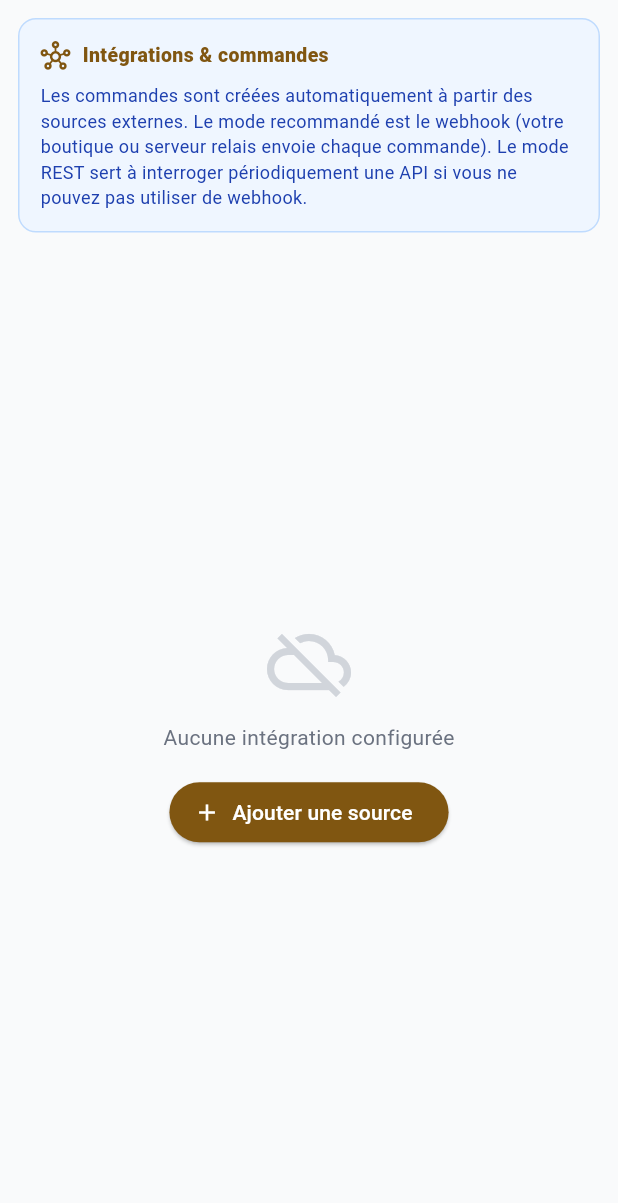
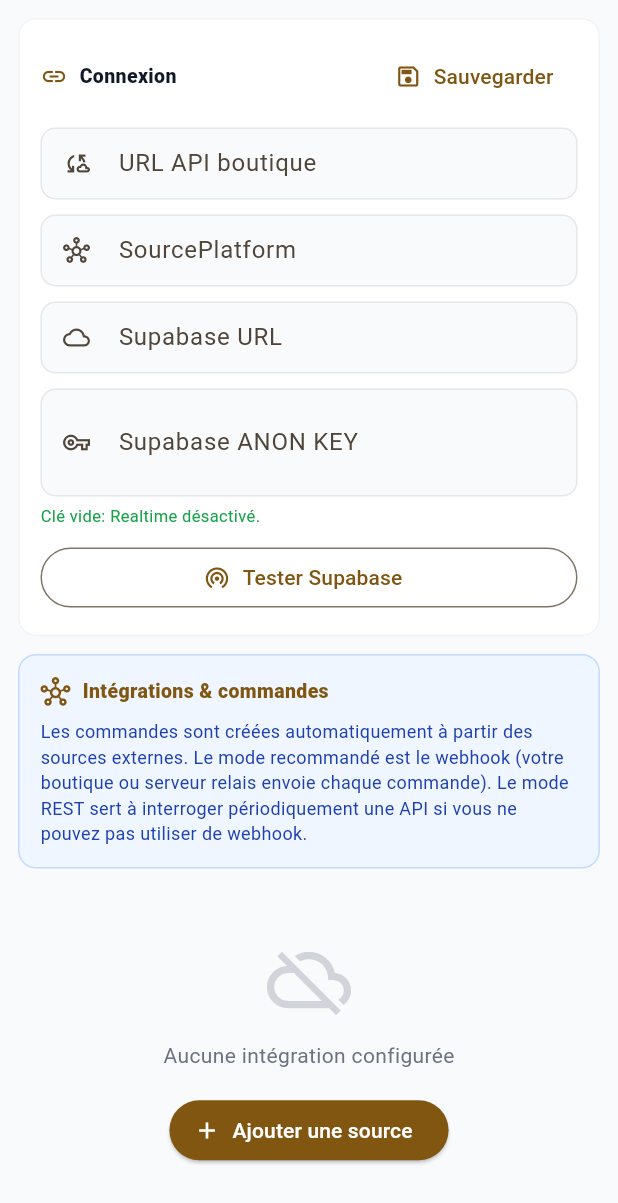
Before and after one commit to Kamal19612/SPIRIT-LIVRAISON, a Flutter app: the _IntegrationsTab screen opened directly, on a phone screen of 412 x 824 dp. Shown: the top 1203 px of the screen. Run offline on Flutter 3.47's test engine with Material 3 defaults, Android fonts, the phone set to English and light mode, and no system bars; our stand-ins replace cached_network_image, dio, flutter_local_notifications, flutter_secure_storage, geolocator, image_picker and 3 more; missing offline and left inert: google_mlkit_text_recognition; accounts and stored records are empty.

Commit message:
version1

```diff
--- a/lib/screens/admin/admin_settings_screen.dart
+++ b/lib/screens/admin/admin_settings_screen.dart
@@ -1,5 +1,4 @@
 import 'dart:convert';
-import 'package:cached_network_image/cached_network_image.dart';
 import 'package:flutter/material.dart';
 import 'package:provider/provider.dart';
 import '../../models/external_source_model.dart';
@@ -479,6 +478,7 @@
       body: sources.isEmpty
           ? Column(
               children: [
+                const _ConnectionCard(),
                 introCard(),
                 Expanded(
                   child: Center(
@@ -512,6 +512,7 @@
           : Column(
               crossAxisAlignment: CrossAxisAlignment.stretch,
               children: [
+                const _ConnectionCard(),
                 introCard(),
                 Expanded(
                   child: ListView.builder(
@@ -534,6 +535,202 @@
               backgroundColor: primary,
               foregroundColor: Colors.white,
             ),
+    );
+  }
+}
+
+class _ConnectionCard extends StatefulWidget {
+  const _ConnectionCard();
+
+  @override
+  State<_ConnectionCard> createState() => _ConnectionCardState();
+}
+
+class _ConnectionCardState extends State<_ConnectionCard> {
+  final _storeOriginCtrl = TextEditingController();
+  final _storePlatformCtrl = TextEditingController();
+  final _supabaseUrlCtrl = TextEditingController();
+  final _supabaseAnonCtrl = TextEditingController();
+
+  bool _loaded = false;
+  bool _isSaving = false;
+  bool _isTestingSupabase = false;
+
+  @override
+  void didChangeDependencies() {
+    super.didChangeDependencies();
+    if (_loaded) return;
+    _loaded = true;
+
+    AppConfigDao.instance.getValue('store_api_origin').then((v) {
+      if (mounted) setState(() => _storeOriginCtrl.text = v ?? '');
+    });
+    AppConfigDao.instance.getValue('store_source_platform').then((v) {
+      if (mounted) setState(() => _storePlatformCtrl.text = v ?? '');
+    });
+    AppConfigDao.instance.getValue('supabase_url').then((v) {
+      if (mounted) setState(() => _supabaseUrlCtrl.text = v ?? '');
+    });
+    AppConfigDao.instance.getValue('supabase_anon_key').then((v) {
+      if (mounted) setState(() => _supabaseAnonCtrl.text = v ?? '');
+    });
+  }
+
+  @override
+  void dispose() {
+    _storeOriginCtrl.dispose();
+    _storePlatformCtrl.dispose();
+    _supabaseUrlCtrl.dispose();
+    _supabaseAnonCtrl.dispose();
+    super.dispose();
+  }
+
+  Future<void> _save() async {
+    if (_isSaving) return;
+    setState(() => _isSaving = true);
+    try {
+      final storeOrigin = normalizeHttpOrigin(_storeOriginCtrl.text) ?? '';
+      final supabaseUrl = normalizeHttpOrigin(_supabaseUrlCtrl.text) ?? '';
+      await AppConfigService.instance.save({
+        'store_api_origin': storeOrigin,
+        'store_source_platform': _storePlatformCtrl.text.trim(),
+        'supabase_url': supabaseUrl,
+        'supabase_anon_key': _supabaseAnonCtrl.text.trim(),
+      });
+
+      await SupabaseRelayService.instance.stop();
+      await SupabaseRelayService.instance.startIfConfigured();
+
+      if (!mounted) return;
+      ScaffoldMessenger.of(context).showSnackBar(
+        const SnackBar(
+          content: Text('Configuration sauvegardée'),
+          behavior: SnackBarBehavior.floating,
+        ),
+      );
+    } finally {
+      if (mounted) setState(() => _isSaving = false);
+    }
+  }
+
+  Future<void> _testSupabase() async {
+    if (_isTestingSupabase) return;
+    setState(() => _isTestingSupabase = true);
+    try {
+      final url = normalizeHttpOrigin(_supabaseUrlCtrl.text) ?? '';
+      final anonKey = _supabaseAnonCtrl.text.trim();
+      final msg = await SupabaseRelayService.instance.testConnection(
+        urlOverride: url,
+        anonKeyOverride: anonKey,
+      );
+      if (!mounted) return;
+      ScaffoldMessenger.of(context).showSnackBar(
+        SnackBar(content: Text(msg), behavior: SnackBarBehavior.floating),
+      );
+    } finally {
+      if (mounted) setState(() => _isTestingSupabase = false);
+    }
+  }
+
+  @override
+  Widget build(BuildContext context) {
+    final primary = Theme.of(context).colorScheme.primary;
+    final key = _supabaseAnonCtrl.text.trim();
+    final keyOk = key.isEmpty || key.startsWith('eyJ');
+
+    return Padding(
+      padding: const EdgeInsets.fromLTRB(12, 12, 12, 0),
+      child: Container(
+        padding: const EdgeInsets.all(14),
+        decoration: BoxDecoration(
+          color: Colors.white,
+          borderRadius: BorderRadius.circular(12),
+          border: Border.all(color: const Color(0xFFF3F4F6)),
+        ),
+        child: Column(
+          crossAxisAlignment: CrossAxisAlignment.stretch,
+          children: [
+            Row(
+              children: [
+                Icon(Icons.link, size: 18, color: primary),
+                const SizedBox(width: 8),
+                const Text(
+                  'Connexion',
+                  style: TextStyle(
+                    fontWeight: FontWeight.w800,
+                    fontSize: 13,
+                    color: Color(0xFF111827),
+                  ),
+                ),
+                const Spacer(),
+                TextButton.icon(
+                  onPressed: _isSaving ? null : _save,
+                  icon: const Icon(Icons.save_outlined, size: 18),
+                  label: Text(_isSaving ? 'Sauvegarde...' : 'Sauvegarder'),
+                ),
+              ],
+            ),
+            const SizedBox(height: 10),
+            _SettingField(
+              ctrl: _storeOriginCtrl,
+              label: 'URL API boutique',
+              icon: Icons.cloud_sync_outlined,
+              hint: 'https://sucre-store.socialracine.com',
+              keyboardType: TextInputType.url,
+            ),
+            const SizedBox(height: 10),
+            _SettingField(
+              ctrl: _storePlatformCtrl,
+              label: 'SourcePlatform',
+              icon: Icons.hub_outlined,
+              hint: 'sucre_store',
+            ),
+            const SizedBox(height: 10),
+            _SettingField(
+              ctrl: _supabaseUrlCtrl,
+              label: 'Supabase URL',
+              icon: Icons.cloud_outlined,
+              hint: 'https://spdelivery.socialracine.com',
+              keyboardType: TextInputType.url,
+            ),
+            const SizedBox(height: 10),
+            _SettingField(
+              ctrl: _supabaseAnonCtrl,
+              label: 'Supabase ANON KEY',
+              icon: Icons.vpn_key_outlined,
+              hint: 'eyJhbGciOiJIUzI1NiIsInR5cCI6IkpXVCJ9...',
+              keyboardType: TextInputType.multiline,
+              maxLines: 2,
+              onChanged: (_) => setState(() {}),
+            ),
+            const SizedBox(height: 6),
+            Text(
+              key.isEmpty
+                  ? 'Clé vide: Realtime désactivé.'
+                  : keyOk
+                      ? 'Format OK. Longueur=${key.length}.'
+                      : 'Clé invalide: elle doit commencer par "eyJ".',
+              style: TextStyle(
+                fontSize: 11,
+                color: keyOk ? const Color(0xFF16A34A) : const Color(0xFFDC2626),
+                height: 1.25,
+              ),
+            ),
+            const SizedBox(height: 10),
+            OutlinedButton.icon(
+              onPressed: _isTestingSupabase ? null : _testSupabase,
+              icon: _isTestingSupabase
+                  ? const SizedBox(
+                      width: 16,
+                      height: 16,
+                      child: CircularProgressIndicator(strokeWidth: 2),
+                    )
+                  : const Icon(Icons.wifi_tethering_outlined),
+              label: Text(_isTestingSupabase ? 'Test...' : 'Tester Supabase'),
+            ),
+          ],
+        ),
+      ),
     );
   }
 }
@@ -1608,46 +1805,13 @@
 
 // ── Widgets communs ──────────────────────────────────────────────────────────
 
-class _Section extends StatelessWidget {
-  final String title;
-  final List<Widget> children;
-  const _Section({required this.title, required this.children});
-
-  @override
-  Widget build(BuildContext context) {
-    return Container(
-      padding: const EdgeInsets.all(16),
-      decoration: BoxDecoration(
-        color: Colors.white,
-        borderRadius: BorderRadius.circular(14),
-        border: Border.all(color: const Color(0xFFF3F4F6)),
-      ),
-      child: Column(
-        crossAxisAlignment: CrossAxisAlignment.start,
-        children: [
-          Text(
-            title.toUpperCase(),
-            style: const TextStyle(
-              fontSize: 11,
-              fontWeight: FontWeight.w800,
-              color: Color(0xFF9CA3AF),
-              letterSpacing: 0.8,
-            ),
-          ),
-          const SizedBox(height: 12),
-          ...children,
-        ],
-      ),
-    );
-  }
-}
-
 class _SettingField extends StatelessWidget {
   final TextEditingController ctrl;
   final String label;
   final IconData icon;
   final String? hint;
   final TextInputType keyboardType;
+  final int? maxLines;
   final ValueChanged<String>? onChanged;
 
   const _SettingField({
@@ -1656,6 +1820,7 @@
     required this.icon,
     this.hint,
     this.keyboardType = TextInputType.text,
+    this.maxLines,
     this.onChanged,
   });
 
@@ -1664,6 +1829,7 @@
     return TextFormField(
       controller: ctrl,
       keyboardType: keyboardType,
+      maxLines: maxLines ?? 1,
       onChanged: onChanged,
       decoration: InputDecoration(
         labelText: label,
```
Also changed, not shown: lib/services/supabase_relay_service.dart (+66 -47 lines).
